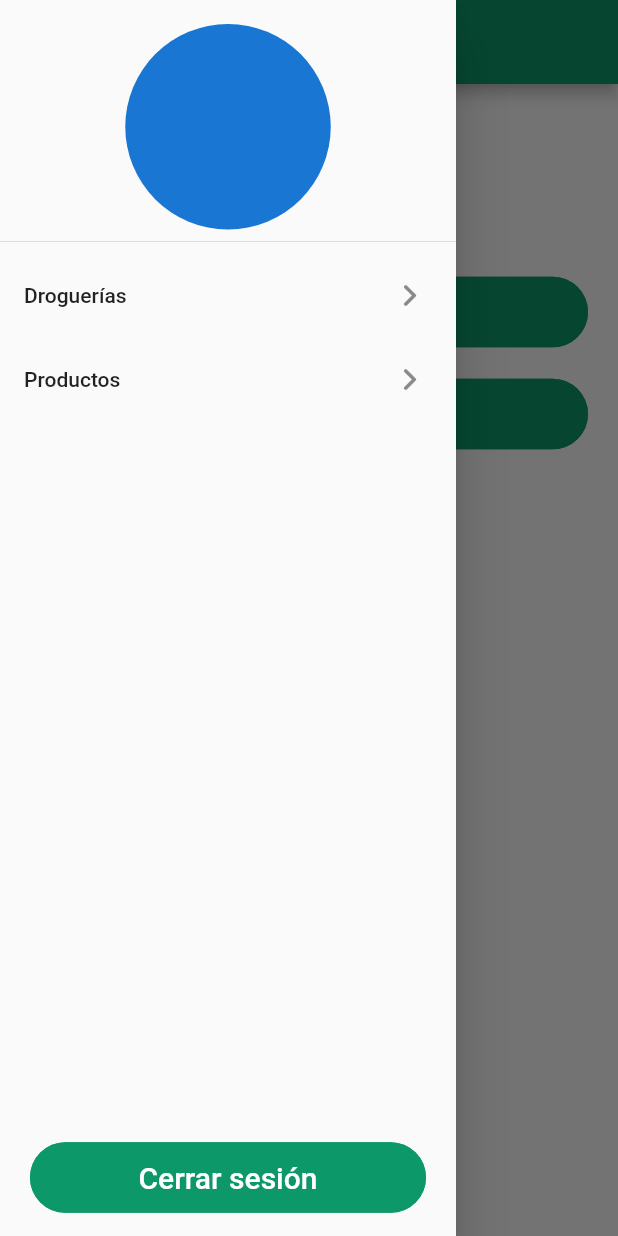
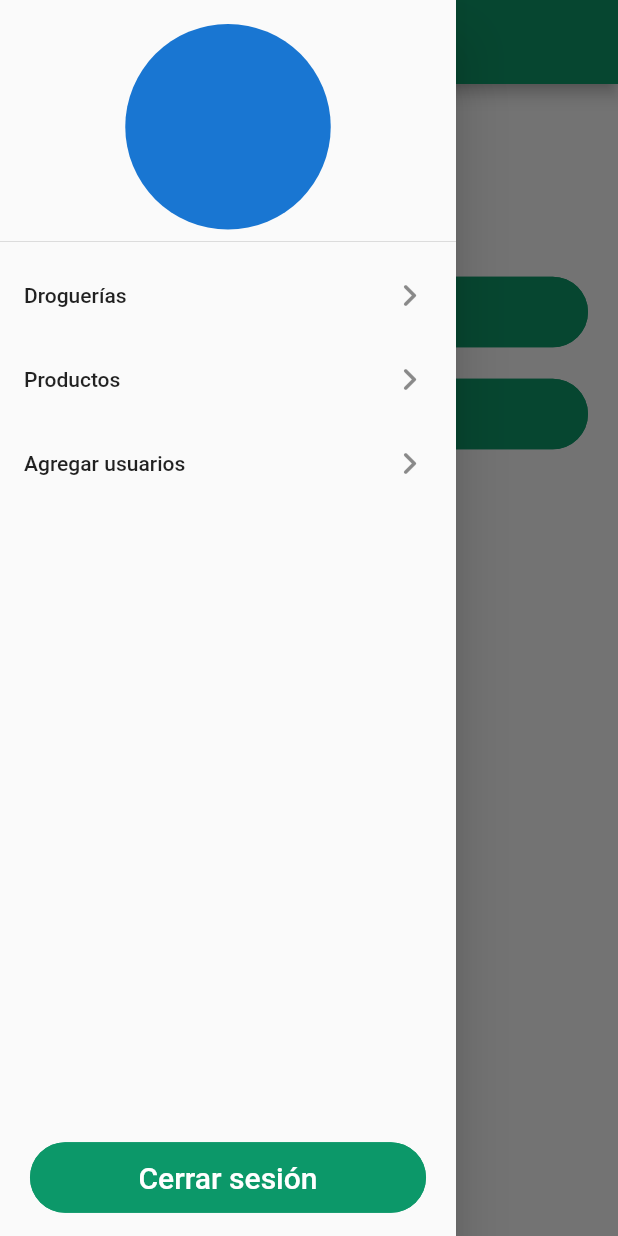
Before and after one commit to stivengm/casa_salud_del_llano_app, a Flutter app: the DashboardView screen opened by its route, with the side drawer open, on a phone screen of 412 x 824 dp. Run offline on Flutter 3.47's test engine with Material 2 defaults, Android fonts, the phone set to English and light mode, and no system bars.

Commit message:
FIX - Fix logout and push Stores.

```diff
--- a/lib/gui/templates/drawer.dart
+++ b/lib/gui/templates/drawer.dart
@@ -13,7 +13,6 @@ class DrawerWidget extends StatelessWidget {
         children: [
           Container(
             width: double.infinity,
-            // color: Colors.tealAccent,
             child: const DrawerHeader(
               child: CircleAvatar(),
             ),
@@ -27,10 +26,18 @@ class DrawerWidget extends StatelessWidget {
                     Icons.chevron_right_rounded,
                     size: 30.0,
                   ),
+                  onTap: () => Navigator.popAndPushNamed(context, 'stores'),
+                ),
+                ListTile(
+                  title: const Text("Productos"),
+                  trailing: const Icon(
+                    Icons.chevron_right_rounded,
+                    size: 30.0,
+                  ),
                   onTap: () {},
                 ),
                 ListTile(
-                  title: Text("Productos"),
+                  title: const Text("Agregar usuarios"),
                   trailing: const Icon(
                     Icons.chevron_right_rounded,
                     size: 30.0,
@@ -42,7 +49,7 @@ class DrawerWidget extends StatelessWidget {
           ),
           Padding(
             padding: const EdgeInsets.symmetric(horizontal: 20.0, vertical: 15.0),
-            child: PrimaryButton(text: 'Cerrar sesión', onPressed: () { }),
+            child: PrimaryButton(text: 'Cerrar sesión', onPressed: () => Navigator.of(context).pushNamedAndRemoveUntil('login', (route) => false)),
           )
         ],
       ),
```
